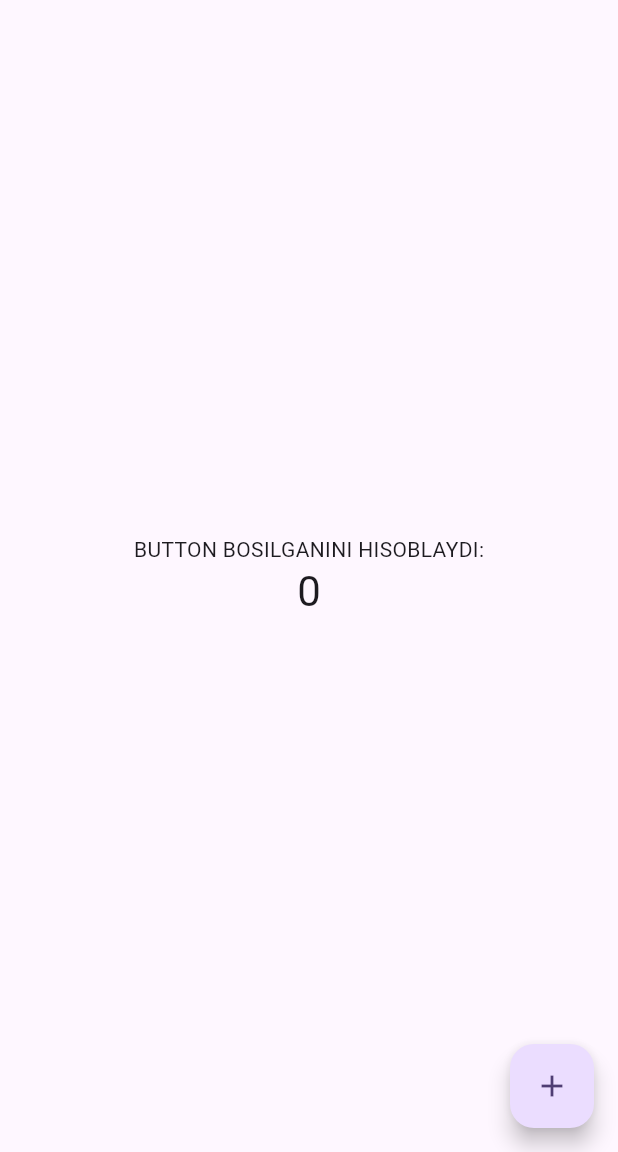
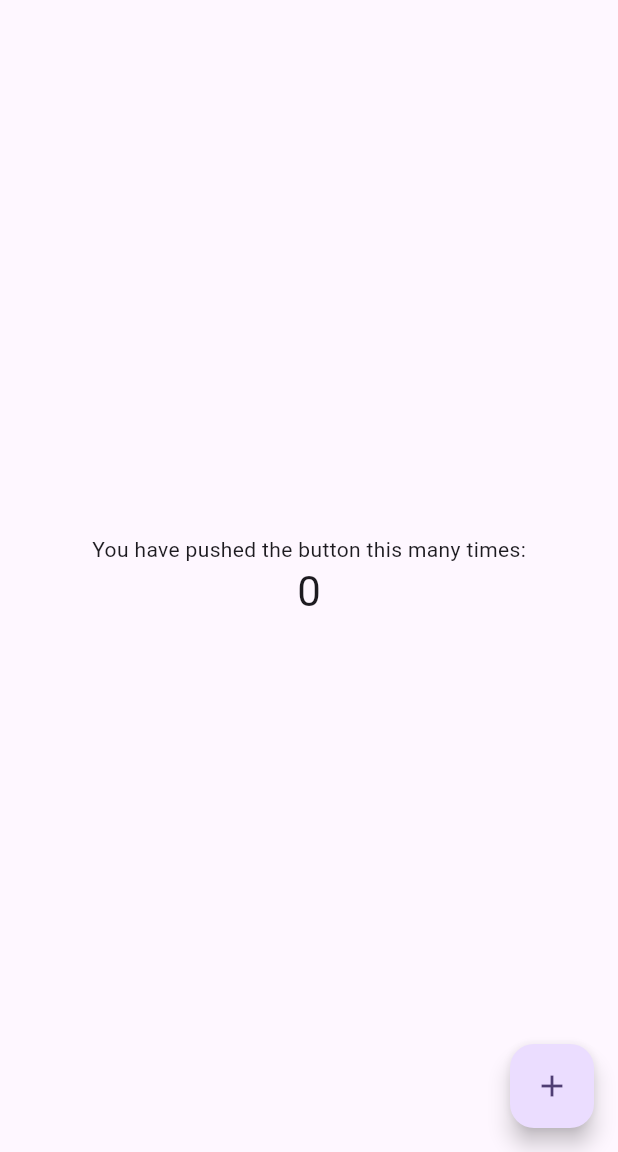
Before and after one commit to Hikmatullohprogramist/git_test, a Flutter app: the screen it shows after launch, on a phone screen of 412 x 824 dp, the part 84-1236 px from its top. Run offline on Flutter 3.47's test engine with Material 2 defaults, Android fonts, the phone set to English and light mode, and no system bars.

```diff
--- a/lib/main.dart
+++ b/lib/main.dart
@@ -7,11 +7,27 @@ void main() {
 class MyApp extends StatelessWidget {
   const MyApp({super.key});
 
+  // This widget is the root of your application.
   @override
   Widget build(BuildContext context) {
     return MaterialApp(
       title: 'Flutter Demo',
       theme: ThemeData(
+        // This is the theme of your application.
+        //
+        // TRY THIS: Try running your application with "flutter run". You'll see
+        // the application has a blue toolbar. Then, without quitting the app,
+        // try changing the seedColor in the colorScheme below to Colors.green
+        // and then invoke "hot reload" (save your changes or press the "hot
+        // reload" button in a Flutter-supported IDE, or press "r" if you used
+        // the command line to start the app).
+        //
+        // Notice that the counter didn't reset back to zero; the application
+        // state is not lost during the reload. To reset the state, use hot
+        // restart instead.
+        //
+        // This works for code too, not just values: Most code changes can be
+        // tested with just a hot reload.
         colorScheme: ColorScheme.fromSeed(seedColor: Colors.deepPurple),
         useMaterial3: true,
       ),
@@ -22,6 +38,15 @@ class MyApp extends StatelessWidget {
 
 class MyHomePage extends StatefulWidget {
   const MyHomePage({super.key, required this.title});
+
+  // This widget is the home page of your application. It is stateful, meaning
+  // that it has a State object (defined below) that contains fields that affect
+  // how it looks.
+
+  // This class is the configuration for the state. It holds the values (in this
+  // case the title) provided by the parent (in this case the App widget) and
+  // used by the build method of the State. Fields in a Widget subclass are
+  // always marked "final".
 
   final String title;
 
@@ -34,23 +59,54 @@ class _MyHomePageState extends State<MyHomePage> {
 
   void _incrementCounter() {
     setState(() {
+      // This call to setState tells the Flutter framework that something has
+      // changed in this State, which causes it to rerun the build method below
+      // so that the display can reflect the updated values. If we changed
+      // _counter without calling setState(), then the build method would not be
+      // called again, and so nothing would appear to happen.
       _counter++;
     });
   }
 
   @override
   Widget build(BuildContext context) {
+    // This method is rerun every time setState is called, for instance as done
+    // by the _incrementCounter method above.
+    //
+    // The Flutter framework has been optimized to make rerunning build methods
+    // fast, so that you can just rebuild anything that needs updating rather
+    // than having to individually change instances of widgets.
     return Scaffold(
       appBar: AppBar(
+        // TRY THIS: Try changing the color here to a specific color (to
+        // Colors.amber, perhaps?) and trigger a hot reload to see the AppBar
+        // change color while the other colors stay the same.
         backgroundColor: Theme.of(context).colorScheme.inversePrimary,
+        // Here we take the value from the MyHomePage object that was created by
+        // the App.build method, and use it to set our appbar title.
         title: Text(widget.title),
       ),
       body: Center(
+        // Center is a layout widget. It takes a single child and positions it
+        // in the middle of the parent.
         child: Column(
+          // Column is also a layout widget. It takes a list of children and
+          // arranges them vertically. By default, it sizes itself to fit its
+          // children horizontally, and tries to be as tall as its parent.
+          //
+          // Column has various properties to control how it sizes itself and
+          // how it positions its children. Here we use mainAxisAlignment to
+          // center the children vertically; the main axis here is the vertical
+          // axis because Columns are vertical (the cross axis would be
+          // horizontal).
+          //
+          // TRY THIS: Invoke "debug painting" (choose the "Toggle Debug Paint"
+          // action in the IDE, or press "p" in the console), to see the
+          // wireframe for each widget.
           mainAxisAlignment: MainAxisAlignment.center,
           children: <Widget>[
             const Text(
-              'BUTTON BOSILGANINI HISOBLAYDI:',
+              'You have pushed the button this many times:',
             ),
             Text(
               '$_counter',
```
Also changed, not shown: lib/second_screen.dart (added, +17 -0 lines).
